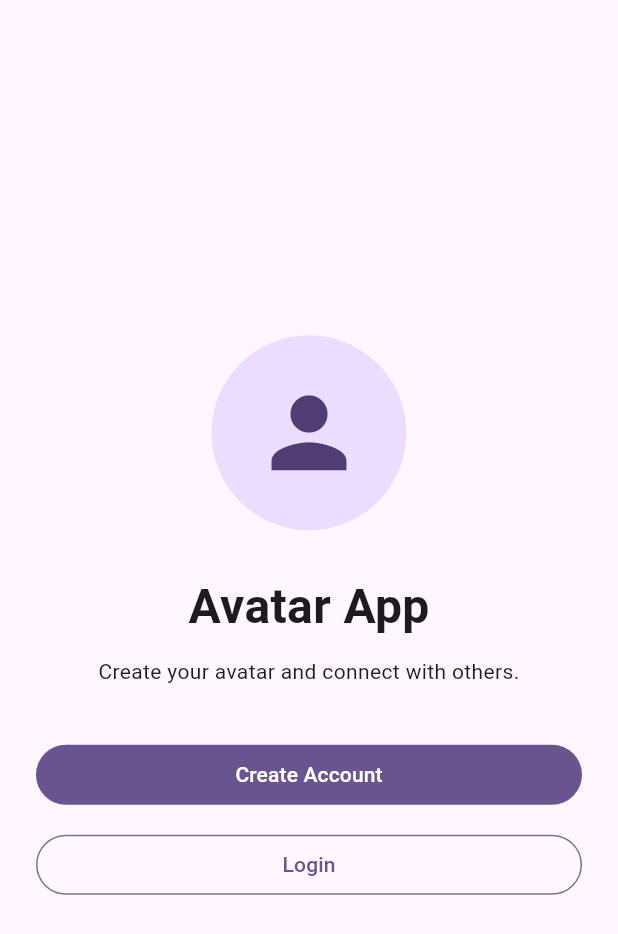
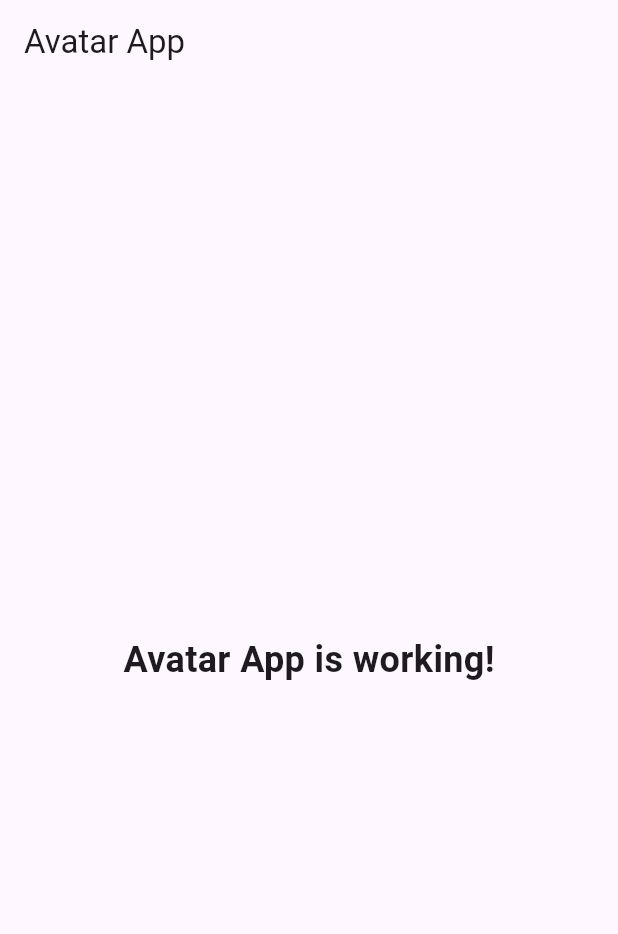
Before and after one commit to MohitSharma0321/avatar-app, a Flutter app: the screen it shows after launch, on a phone screen of 412 x 824 dp. Shown: the top 934 px of the screen. Run offline on Flutter 3.47's test engine with Material 3 defaults, Android fonts, the phone set to English and light mode, and no system bars.

Commit message:
Replace AvatarApp with TestApp and update UI

```diff
--- a/lib/main.dart
+++ b/lib/main.dart
@@ -1,82 +1,26 @@
 import 'package:flutter/material.dart';
 
 void main() {
-  runApp(const AvatarApp());
+  runApp(const TestApp());
 }
 
-class AvatarApp extends StatelessWidget {
-  const AvatarApp({super.key});
+class TestApp extends StatelessWidget {
+  const TestApp({super.key});
 
   @override
   Widget build(BuildContext context) {
     return MaterialApp(
       debugShowCheckedModeBanner: false,
-      title: 'Avatar App',
-      theme: ThemeData(
-        useMaterial3: true,
-        colorScheme: ColorScheme.fromSeed(
-          seedColor: Colors.deepPurple,
+      home: Scaffold(
+        appBar: AppBar(
+          title: const Text('Avatar App'),
         ),
-      ),
-      home: const WelcomeScreen(),
-    );
-  }
-}
-
-class WelcomeScreen extends StatelessWidget {
-  const WelcomeScreen({super.key});
-
-  @override
-  Widget build(BuildContext context) {
-    return Scaffold(
-      body: SafeArea(
-        child: Center(
-          child: Padding(
-            padding: const EdgeInsets.all(24),
-            child: Column(
-              mainAxisAlignment: MainAxisAlignment.center,
-              children: [
-                const CircleAvatar(
-                  radius: 65,
-                  child: Icon(Icons.person, size: 75),
-                ),
-                const SizedBox(height: 28),
-                const Text(
-                  'Avatar App',
-                  style: TextStyle(
-                    fontSize: 32,
-                    fontWeight: FontWeight.bold,
-                  ),
-                ),
-                const SizedBox(height: 10),
-                const Text(
-                  'Create your avatar and connect with others.',
-                  textAlign: TextAlign.center,
-                ),
-                const SizedBox(height: 35),
-                SizedBox(
-                  width: double.infinity,
-                  child: FilledButton(
-                    onPressed: () {
-                      Navigator.push(
-                        context,
-                        MaterialPageRoute(
-                          builder: (_) => const CreateAccountScreen(),
-                        ),
-                      );
-                    },
-                    child: const Text('Create Account'),
-                  ),
-                ),
-                const SizedBox(height: 12),
-                SizedBox(
-                  width: double.infinity,
-                  child: OutlinedButton(
-                    onPressed: () {},
-                    child: const Text('Login'),
-                  ),
-                ),
-              ],
+        body: const Center(
+          child: Text(
+            'Avatar App is working!',
+            style: TextStyle(
+              fontSize: 24,
+              fontWeight: FontWeight.bold,
             ),
           ),
         ),
@@ -84,72 +28,3 @@ class WelcomeScreen extends StatelessWidget {
     );
   }
 }
-
-class CreateAccountScreen extends StatelessWidget {
-  const CreateAccountScreen({super.key});
-
-  @override
-  Widget build(BuildContext context) {
-    return Scaffold(
-      appBar: AppBar(
-        title: const Text('Create Account'),
-      ),
-      body: Padding(
-        padding: const EdgeInsets.all(24),
-        child: Column(
-          crossAxisAlignment: CrossAxisAlignment.stretch,
-          children: [
-            const Text(
-              'Create your account',
-              style: TextStyle(
-                fontSize: 26,
-                fontWeight: FontWeight.bold,
-              ),
-            ),
-            const SizedBox(height: 24),
-            TextField(
-              decoration: const InputDecoration(
-                labelText: 'Name',
-                border: OutlineInputBorder(),
-              ),
-            ),
-            const SizedBox(height: 16),
-            TextField(
-              decoration: const InputDecoration(
-                labelText: 'Email',
-                border: OutlineInputBorder(),
-              ),
-              keyboardType: TextInputType.emailAddress,
-            ),
-            const SizedBox(height: 16),
-            TextField(
-              decoration: const InputDecoration(
-                labelText: 'Phone Number',
-                border: OutlineInputBorder(),
-              ),
-              keyboardType: TextInputType.phone,
-            ),
-            const SizedBox(height: 16),
-            TextField(
-              obscureText: true,
-              decoration: const InputDecoration(
-                labelText: 'Password',
-                border: OutlineInputBorder(),
-              ),
-            ),
-            const SizedBox(height: 24),
-            FilledButton(
-              onPressed: () {},
-              child: const Text('Create Account'),
-            ),
-            const SizedBox(height: 12),
-            OutlinedButton(
-              onPressed: () {},
-              child: const Text('Verify Phone with OTP'),
-            ),
-          ],
-        ),
-      ),
-    );
-  }
-}
```
